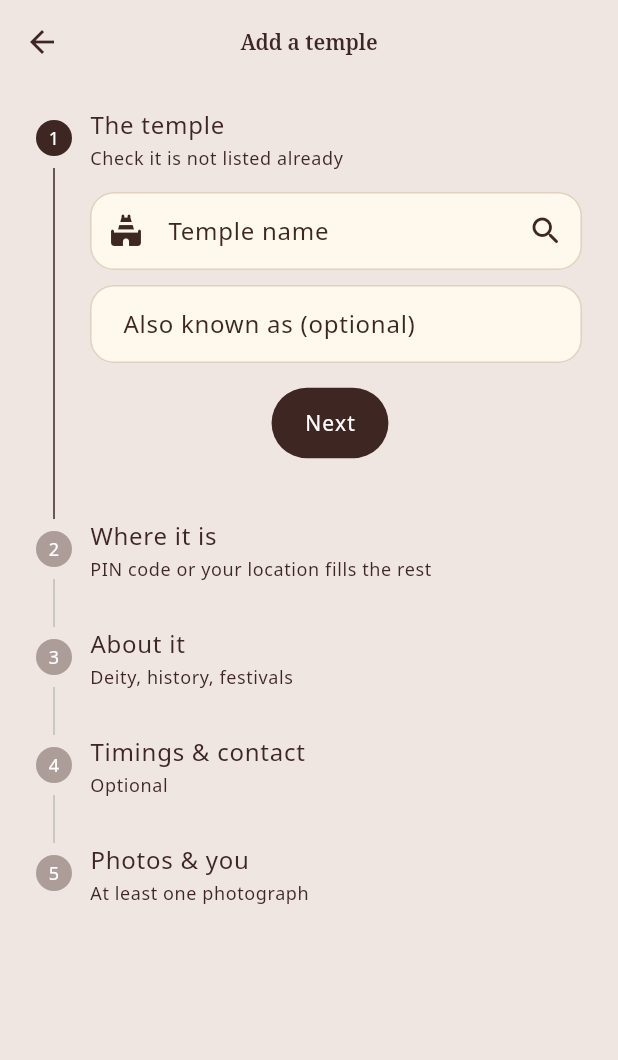
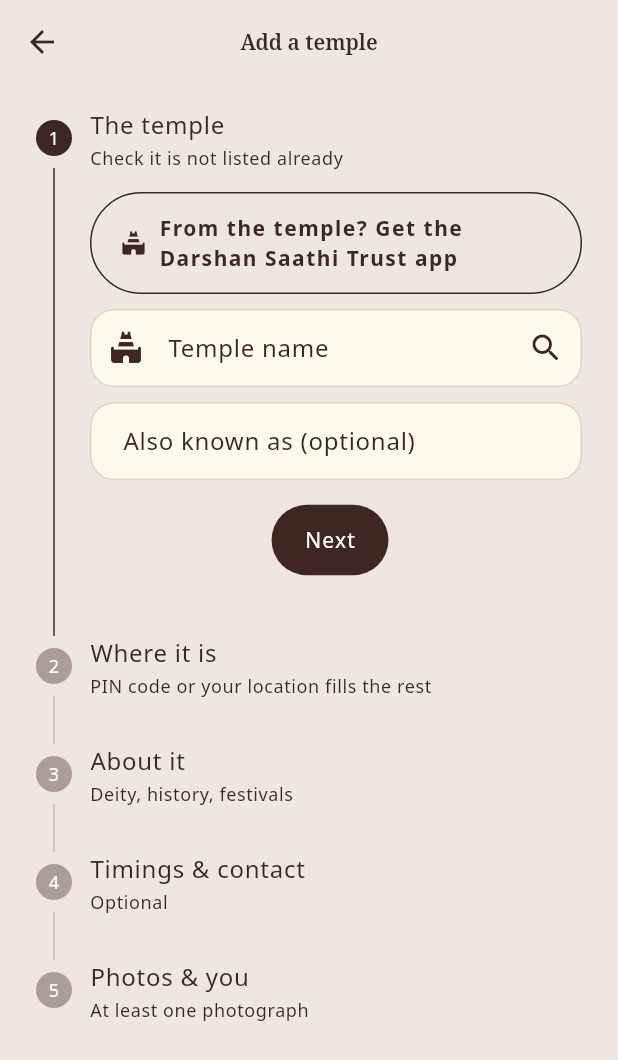
Before and after one commit to PranayReddy10/temple-app, a Flutter app: the AddTempleScreen screen opened directly, on a phone screen of 412 x 824 dp. Shown: the top 1060 px of the screen. Run offline on Flutter 3.47's test engine with Material 3 defaults, Android fonts, the phone set to English and light mode, and no system bars; our stand-ins replace audioplayers, firebase_analytics, firebase_core, firebase_messaging, flutter_tts, geolocator and 11 more; missing offline and left inert: applovin_max, flutter_cashfree_pg_sdk, mobile_scanner, phonepe_payment_sdk, razorpay_flutter; accounts and stored records are empty; network calls fail.

Commit message:
Upcoming booking on Home, Directions on bookings, link to the Trust app
- Home: the next seva or event ticket sits at the bottom of the screen
  (date, name, time, temple, +N more) until it is received, expires or is
  cancelled; tap for the booking, or the directions button for the way.
- Booking detail: Directions to the temple (its map pin, or its name and
  town when it has none).
- Temple not found: an empty search, the Add a temple form and Profile
  offer the Darshan Saathi Trust app for the temple's own people
  (TRUST_APP_URL, default its Play Store page).

Co-Authored-By: Claude Opus 5.5 <noreply@anthropic.com>
Claude-Session: https://claude.ai/code/session_01CDhiNnVr7GNcncfE3Z1hjk

```diff
--- a/lib/core/brand.dart
+++ b/lib/core/brand.dart
@@ -23,6 +23,15 @@ class Brand {
   /// Base URL of the Laravel API, without the `/api/v1` suffix. The API and
   /// the admin panel live on temple.darshansaathi.com; darshansaathi.com
   /// itself is the devotees' website.
+  /// The Darshan Saathi Trust app, for temple teams: where a devotee who
+  /// runs a temple, or cannot find one, is sent to register and manage it.
+  static const String trustAppUrl = String.fromEnvironment(
+    'TRUST_APP_URL',
+    defaultValue: 'https://play.google.com/store/apps/details?id=com.darshansaathi.temple_trust',
+  );
+
+  static const String trustAppName = 'Darshan Saathi Trust';
+
   static const String defaultApiBase =
 
       String.fromEnvironment('API_BASE_URL', defaultValue: 'https://temple.darshansaathi.com');
--- a/lib/core/models/models.dart
+++ b/lib/core/models/models.dart
@@ -768,6 +768,8 @@ class PujaBooking {
     this.templeSlug,
     this.templeName,
     this.templeCity,
+    this.templeLatitude,
+    this.templeLongitude,
     this.pujaId,
     required this.pujaName,
     this.pujaKind = 'puja',
@@ -814,6 +816,12 @@ class PujaBooking {
   final String? templeSlug;
   final String? templeName;
   final String? templeCity;
+
+  /// Where the temple is, for Directions; null when it has no map pin.
+  final double? templeLatitude;
+  final double? templeLongitude;
+
+  bool get hasTempleLocation => templeLatitude != null && templeLongitude != null;
   final int? pujaId;
   final String pujaName;
   final String pujaKind;
@@ -889,6 +897,8 @@ class PujaBooking {
       templeSlug: _s(temple['slug']),
       templeName: _s(temple['name']),
       templeCity: _s(temple['city']),
+      templeLatitude: (temple['latitude'] as num?)?.toDouble(),
+      templeLongitude: (temple['longitude'] as num?)?.toDouble(),
       pujaId: _i(puja['id']),
       pujaName: _s(puja['name']) ?? (isEvent ? 'Event' : 'Seva'),
       pujaKind: _s(puja['kind']) ?? 'puja',
@@ -928,7 +938,7 @@ class PujaBooking {
         'qr_url': qrUrl,
         'status': {'value': status, 'label': statusLabel},
         'is_live': isLive,
-        'temple': {'slug': templeSlug, 'name': templeName, 'city': templeCity},
+        'temple': {'slug': templeSlug, 'name': templeName, 'city': templeCity, 'latitude': templeLatitude, 'longitude': templeLongitude},
         if (!isEvent) 'puja': {'id': pujaId, 'name': pujaName, 'kind': pujaKind, 'starts_at': pujaStartsAt, 'image_url': pujaImageUrl, 'instructions': instructions},
         'booked_for': '${bookedFor.year}-${bookedFor.month.toString().padLeft(2, '0')}-${bookedFor.day.toString().padLeft(2, '0')}',
         'slot': slotLabel == null ? null : {'label': slotLabel, 'starts_at': slotStartsAt, 'ends_at': slotEndsAt},
--- /dev/null
+++ b/lib/core/widgets/trust_app_link.dart
@@ -0,0 +1,57 @@
+import 'package:flutter/material.dart';
+import 'package:url_launcher/url_launcher.dart';
+
+import '../brand.dart';
+import '../theme/palette.dart';
+
+/// Sends a temple's own people to the Trust app, where they register the
+/// temple and run its listing, sevas and bookings themselves.
+Future<void> openTrustApp() => launchUrl(Uri.parse(Brand.trustAppUrl), mode: LaunchMode.externalApplication);
+
+/// "Temple not here? Are you from its trust?" with the way to the Trust app.
+class TrustAppCard extends StatelessWidget {
+  const TrustAppCard({super.key, this.compact = false});
+
+  /// A button only, for an empty search.
+  final bool compact;
+
+  @override
+  Widget build(BuildContext context) {
+    if (compact) {
+      return OutlinedButton.icon(
+        onPressed: openTrustApp,
+        icon: const Icon(Icons.temple_hindu_rounded),
+        label: const Text('From the temple? Get the ${Brand.trustAppName} app'),
+      );
+    }
+    final theme = Theme.of(context);
+    return Card(
+      margin: EdgeInsets.zero,
+      color: Palette.gold.withValues(alpha: 0.12),
+      shape: RoundedRectangleBorder(borderRadius: BorderRadius.circular(16), side: BorderSide(color: Palette.gold.withValues(alpha: 0.5))),
+      child: InkWell(
+        borderRadius: BorderRadius.circular(16),
+        onTap: openTrustApp,
+        child: Padding(
+          padding: const EdgeInsets.all(14),
+          child: Row(children: [
+            const Icon(Icons.temple_hindu_rounded, color: Palette.kumkum, size: 30),
+            const SizedBox(width: 12),
+            Expanded(
+              child: Column(crossAxisAlignment: CrossAxisAlignment.start, children: [
+                Text('Are you from the temple\'s trust or committee?', style: theme.textTheme.titleSmall?.copyWith(fontWeight: FontWeight.w700)),
+                const SizedBox(height: 2),
+                Text(
+                  'Register the temple in the ${Brand.trustAppName} app and manage its timings, sevas, bookings and hundi yourselves.',
+                  style: theme.textTheme.bodySmall,
+                ),
+              ]),
+            ),
+            const SizedBox(width: 6),
+            const Icon(Icons.open_in_new_rounded, size: 20),
+          ]),
+        ),
+      ),
+    );
+  }
+}
--- a/lib/features/add_temple/add_temple_screen.dart
+++ b/lib/features/add_temple/add_temple_screen.dart
@@ -18,6 +18,7 @@ import '../../core/services/analytics.dart';
 import '../auth/auth_screen.dart';
 import '../seva/seva_widgets.dart';
 import '../temple/temple_screen.dart';
+import '../../core/widgets/trust_app_link.dart';
 
 /// "My temple is not listed": the full form to add one.
 ///
@@ -342,6 +343,9 @@ class _AddTempleScreenState extends State<AddTempleScreen> {
     return Column(
       crossAxisAlignment: CrossAxisAlignment.start,
       children: [
+        // The temple's own people are better served by the Trust app.
+        const TrustAppCard(compact: true),
+        const SizedBox(height: 10),
         TextField(
           controller: _name,
           textCapitalization: TextCapitalization.words,
--- a/lib/features/profile/profile_screen.dart
+++ b/lib/features/profile/profile_screen.dart
@@ -42,6 +42,7 @@ import '../seva/seva_screen.dart';
 import '../media/in_app_browser.dart';
 import '../submissions/submissions_screen.dart';
 import '../temple/temple_screen.dart';
+import '../../core/widgets/trust_app_link.dart';
 import 'edit_profile_screen.dart';
 import 'memories_screen.dart';
 
@@ -348,6 +349,15 @@ class ProfileScreen extends StatelessWidget {
           padding: const EdgeInsets.symmetric(horizontal: 20),
           child: Column(
             children: [
+              // For temple trusts and committees: the app made for them.
+              const ListTile(
+                contentPadding: EdgeInsets.zero,
+                leading: Icon(Icons.temple_hindu_rounded),
+                title: Text('For temples: ${Brand.trustAppName} app'),
+                subtitle: Text('Register your temple, manage sevas and bookings'),
+                trailing: Icon(Icons.open_in_new_rounded, size: 18),
+                onTap: openTrustApp,
+              ),
               for (final (icon, title, slug) in const [
                 (Icons.privacy_tip_outlined, 'Privacy policy', 'privacy-policy'),
                 (Icons.gavel_rounded, 'Terms and conditions', 'terms-and-conditions'),
```
Also changed, not shown: lib/features/bookings/bookings_screen.dart (+18 -0 lines), lib/features/explore/search_screen.dart (+11 -5 lines), lib/features/home/home_screen.dart (+52 -15 lines), lib/features/home/upcoming_booking_bar.dart (added, +123 -0 lines), 1 other file.
